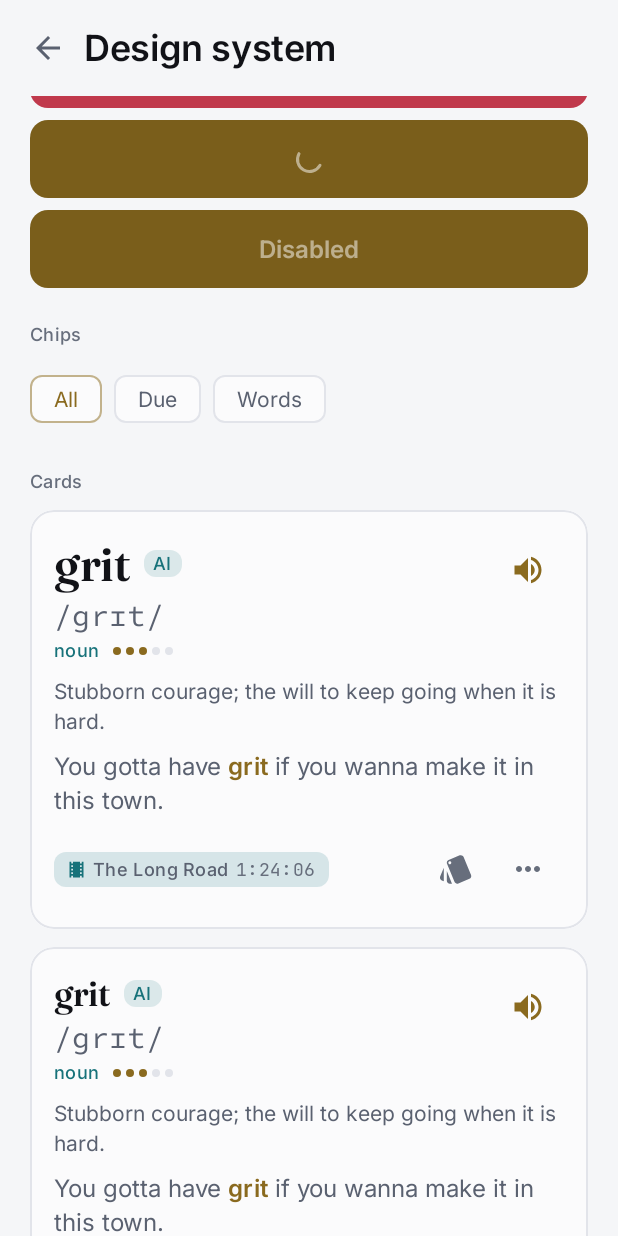
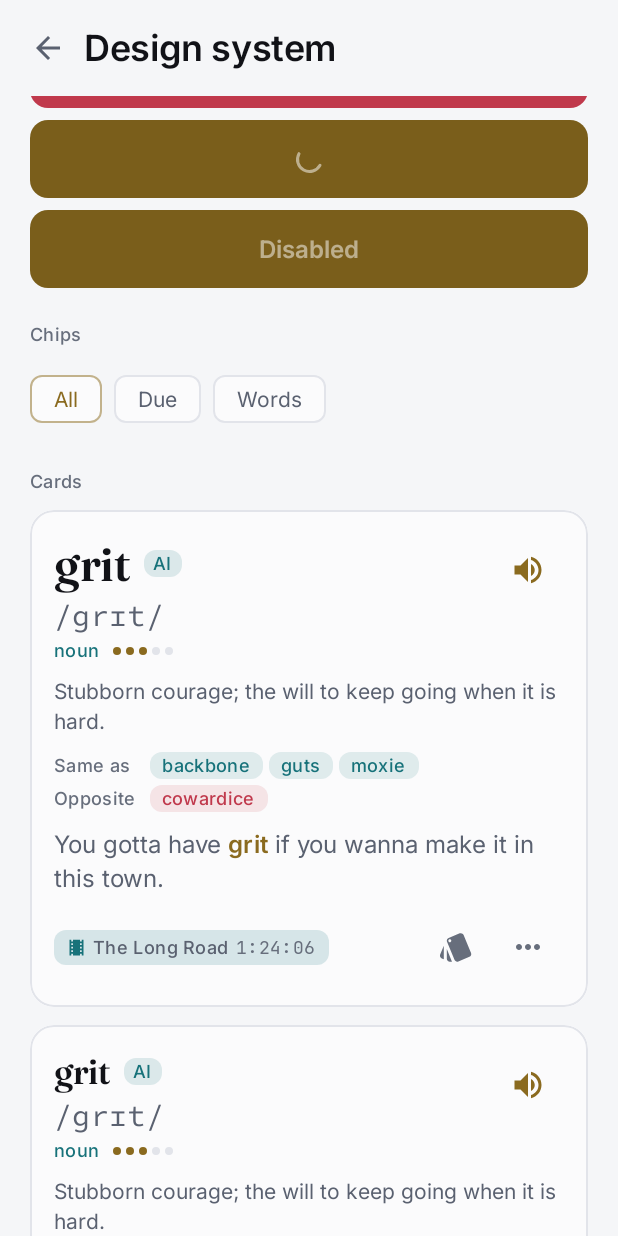
Before and after one commit to CherubOfEden/reelvocab, an Android app built with Jetpack Compose: the composable DesignSystemGallery shown on its own in the app's theme, scrolled down 1064 dp, on a phone screen of 412 x 824 dp. Run offline under Robolectric (Android 15) with nearby library versions, the phone set to English and light mode, and no system bars; network calls fail.

Commit message:
feat(ui): thesaurus rows on word card, debug dictionary probe
Show synonyms (teal) and antonyms (rose) on WordCard and in the
design-system gallery. Add a debug-only dictionary probe screen with
lookup, prefix search and thesaurus rows, reachable from Settings.

```diff
--- a/app/build.gradle.kts
+++ b/app/build.gradle.kts
@@ -57,6 +57,7 @@ android {
 
 dependencies {
     implementation(project(":core:designsystem"))
+    implementation(project(":core:data"))
     implementation(project(":feature:today"))
     implementation(project(":feature:deck"))
     implementation(project(":feature:library"))
--- a/app/src/main/kotlin/app/reelvocab/ui/DesignSystemGallery.kt
+++ b/app/src/main/kotlin/app/reelvocab/ui/DesignSystemGallery.kt
@@ -215,12 +215,20 @@ fun DesignSystemGallery(
                     isAiContext = true,
                     hasAudio = true,
                     difficulty = 3,
+                    synonyms = listOf(
+                        stringResource(R.string.gallery_syn_1),
+                        stringResource(R.string.gallery_syn_2),
+                        stringResource(R.string.gallery_syn_3),
+                    ),
+                    antonyms = listOf(stringResource(R.string.gallery_ant_1)),
                 )
                 val labels = WordCardLabels(
                     ai = stringResource(R.string.gallery_ai),
                     playPronunciation = stringResource(R.string.gallery_play_pronunciation),
                     tag = stringResource(R.string.gallery_tag),
                     more = stringResource(R.string.gallery_more),
+                    synonyms = stringResource(R.string.card_synonyms),
+                    antonyms = stringResource(R.string.card_antonyms),
                 )
                 Column(verticalArrangement = Arrangement.spacedBy(spacing.m)) {
                     WordCard(
--- a/app/src/main/res/values/strings.xml
+++ b/app/src/main/res/values/strings.xml
@@ -153,4 +153,20 @@
     <string name="gallery_confirm_body">Its review history goes with it. You can undo for a few seconds.</string>
     <string name="gallery_confirm_yes">Delete</string>
     <string name="gallery_confirm_no">Keep</string>
+
+    <string name="card_synonyms">Same as</string>
+    <string name="card_antonyms">Opposite</string>
+    <string name="gallery_syn_1">backbone</string>
+    <string name="gallery_syn_2">guts</string>
+    <string name="gallery_syn_3">moxie</string>
+    <string name="gallery_ant_1">cowardice</string>
+
+    <string name="probe_title">Dictionary probe</string>
+    <string name="probe_hint">Type a word</string>
+    <string name="probe_action">Look up</string>
+    <string name="probe_exact">Best match</string>
+    <string name="probe_matches">Other matches</string>
+    <string name="probe_empty">No dictionary entry for that word.</string>
+    <string name="probe_error">The dictionary could not be read.</string>
+    <string name="probe_loading">Searching…</string>
 </resources>
--- /dev/null
+++ b/core/designsystem/src/main/kotlin/app/reelvocab/core/designsystem/component/Thesaurus.kt
@@ -0,0 +1,72 @@
+package app.reelvocab.core.designsystem.component
+
+import androidx.compose.foundation.background
+import androidx.compose.foundation.horizontalScroll
+import androidx.compose.foundation.layout.Arrangement
+import androidx.compose.foundation.layout.Row
+import androidx.compose.foundation.layout.padding
+import androidx.compose.foundation.layout.width
+import androidx.compose.foundation.rememberScrollState
+import androidx.compose.foundation.shape.RoundedCornerShape
+import androidx.compose.material3.Text
+import androidx.compose.runtime.Composable
+import androidx.compose.ui.Alignment
+import androidx.compose.ui.Modifier
+import androidx.compose.ui.draw.clip
+import androidx.compose.ui.graphics.Color
+import androidx.compose.ui.text.style.TextOverflow
+import androidx.compose.ui.unit.dp
+import app.reelvocab.core.designsystem.theme.ReelTheme
+
+@Composable
+fun ThesaurusRow(
+    label: String,
+    words: List<String>,
+    tint: Color,
+    modifier: Modifier = Modifier,
+) {
+    val colors = ReelTheme.colors
+    Row(
+        modifier = modifier,
+        verticalAlignment = Alignment.CenterVertically,
+    ) {
+        Text(
+            text = label,
+            style = ReelTheme.type.label,
+            color = colors.textTertiary,
+            modifier = Modifier.width(64.dp),
+        )
+        Row(
+            modifier = Modifier
+                .weight(1f)
+                .horizontalScroll(rememberScrollState()),
+            horizontalArrangement = Arrangement.spacedBy(ReelTheme.spacing.xs),
+            verticalAlignment = Alignment.CenterVertically,
+        ) {
+            words.forEach { word ->
+                ThesaurusTag(text = word, tint = tint)
+            }
+        }
+    }
+}
+
+@Composable
+private fun ThesaurusTag(
+    text: String,
+    tint: Color,
+) {
+    Text(
+        text = text,
+        style = ReelTheme.type.label,
+        color = tint,
+        maxLines = 1,
+        overflow = TextOverflow.Ellipsis,
+        modifier = Modifier
+            .clip(RoundedCornerShape(ReelTheme.radius.chip))
+            .background(tint.copy(alpha = 0.12f))
+            .padding(
+                horizontal = ReelTheme.spacing.s,
+                vertical = ReelTheme.spacing.xxs,
+            ),
+    )
+}
--- a/feature/settings/src/main/res/values/strings.xml
+++ b/feature/settings/src/main/res/values/strings.xml
@@ -13,4 +13,5 @@
     <string name="settings_privacy_title">Your data stays here</string>
     <string name="settings_privacy_body">Nothing leaves this device. There is no account, no analytics and no cloud yet. When those arrive they will be opt-in, and this screen will say so in plain words.</string>
     <string name="settings_open_item">Open</string>
+    <string name="settings_dictionary_probe_label">Dictionary probe</string>
 </resources>
```
Also changed, not shown: app/src/main/kotlin/app/reelvocab/navigation/MainScaffold.kt (+10 -0 lines), app/src/main/kotlin/app/reelvocab/ui/DictionaryProbeScreen.kt (added, +282 -0 lines), app/src/main/kotlin/app/reelvocab/ui/DictionaryProbeViewModel.kt (added, +65 -0 lines), feature/settings/src/main/kotlin/app/reelvocab/feature/settings/SettingsScreen.kt (+10 -0 lines).
